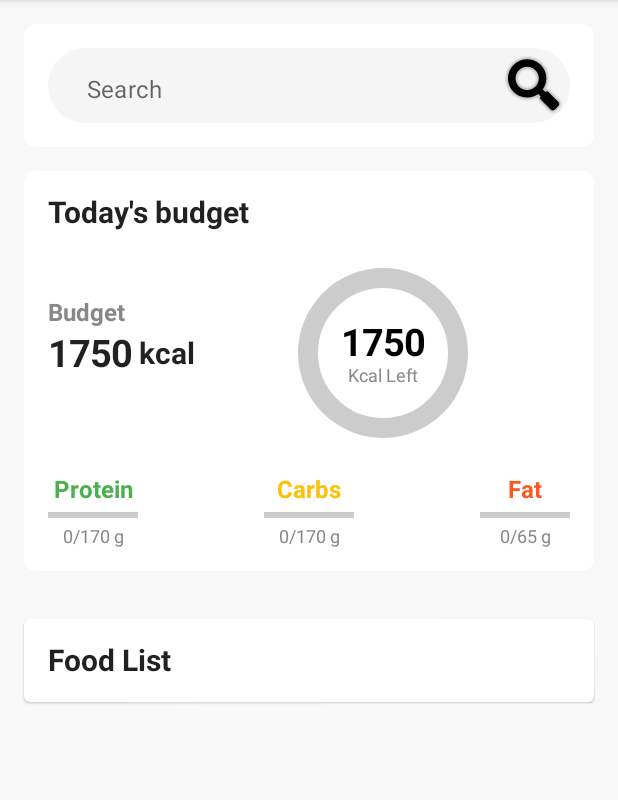
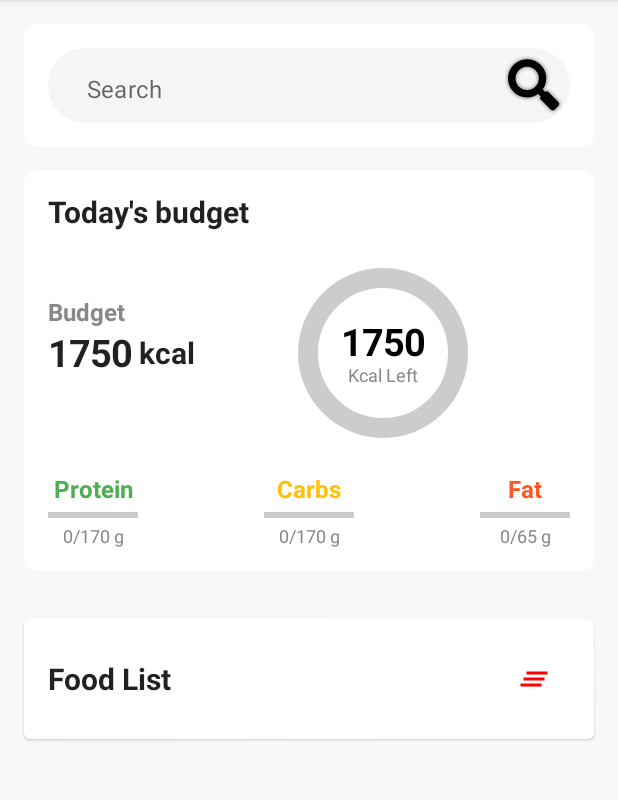
Before and after one commit to C4sse/baobab, an Android app built with Jetpack Compose: the screen it shows after launch (MainActivity), on a phone screen of 412 x 824 dp, the part 84-884 px from its top. Run offline under Robolectric (Android 15) with nearby library versions, the phone set to English and light mode, and no system bars; our stand-ins replace Dagger/Hilt's generated code, livedata-compose.

Commit message:
delete all

```diff
--- a/app/src/main/java/com/example/caloriesapp/domain/viewmodel/FoodViewModel.kt
+++ b/app/src/main/java/com/example/caloriesapp/domain/viewmodel/FoodViewModel.kt
@@ -76,10 +76,11 @@ class FoodViewModel @Inject constructor(
         }
     }
 
-    fun clearFoods(context: Context) {
+    fun clearFoods() {
         viewModelScope.launch {
-            clearFoods(this@FoodViewModel.context)
+//            clearFoods(this@FoodViewModel.context)
             _foods.value = emptyList()
+            saveFoods(context, emptyList())
         }
     }
 
--- a/app/src/main/java/com/example/caloriesapp/ui/LandingScreen.kt
+++ b/app/src/main/java/com/example/caloriesapp/ui/LandingScreen.kt
@@ -28,6 +28,7 @@ import androidx.compose.material.LinearProgressIndicator
 import androidx.compose.material.Text
 import androidx.compose.material.TopAppBar
 import androidx.compose.material.icons.Icons
+import androidx.compose.material.icons.filled.ClearAll
 import androidx.compose.material.icons.filled.KeyboardArrowDown
 import androidx.compose.material.icons.filled.KeyboardArrowUp
 import androidx.compose.material.icons.outlined.Fastfood
@@ -201,14 +202,33 @@ fun FoodTrackingSection(viewModel: FoodViewModel = hiltViewModel()) {
                 .fillMaxWidth()
                 .padding(16.dp)
         ) {
-            Text(text = "Food List", fontWeight = FontWeight.Bold, fontSize = 20.sp)
+            Row(
+                modifier = Modifier.fillMaxWidth(),
+                verticalAlignment = Alignment.CenterVertically
+            ) {
+
+                Text(
+                    text = "Food List",
+                    fontWeight = FontWeight.Bold,
+                    fontSize = 20.sp,
+                    modifier = Modifier.weight(1f)  // This will push the Icon to the far right
+                )
+                IconButton(onClick = { viewModel.clearFoods() }) {
+                    Icon(
+                        imageVector = Icons.Default.ClearAll,
+                        contentDescription = "Add",
+                        tint = Color.Red
+                    )
+                }
+            }
+
             LazyColumn {
                 items(foods) { food ->
                     Column(
                         modifier = Modifier
                             .fillMaxWidth()
                             .background(Color.White, shape = RoundedCornerShape(8.dp))
-                            .padding(2.dp,2.dp)
+                            .padding(2.dp, 2.dp)
                     ) {
                         FoodTrackingItem(
                             food.name,
@@ -337,7 +357,8 @@ fun FoodTrackingItem(
             }
         }
 
-        if (swipeableState.currentValue == 1) {
+        println(swipeableState.currentValue)
+        if (swipeableState.currentValue > 0.7) {
             LaunchedEffect(Unit) {
                 onDelete()
             }
```
